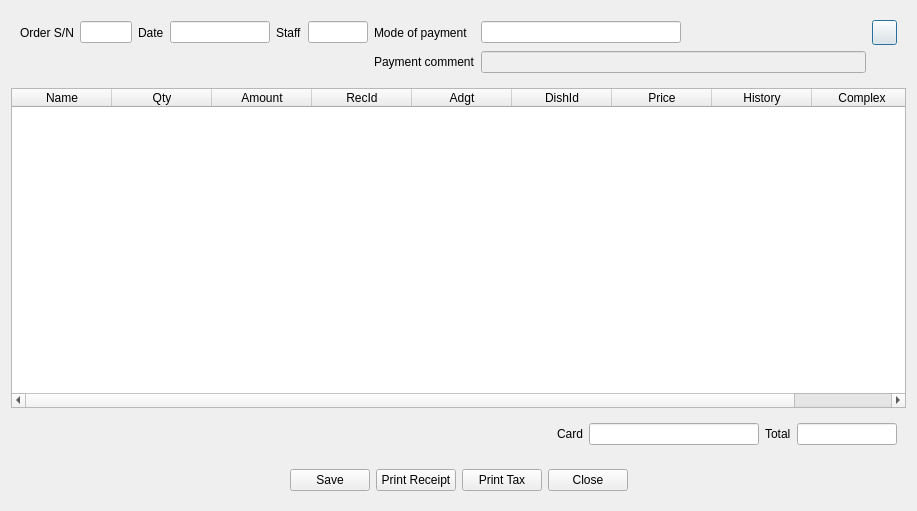
The window that Resort/dlggposorderinfo.ui (End1-1/Resort) describes before a commit, drawn with Qt 5.
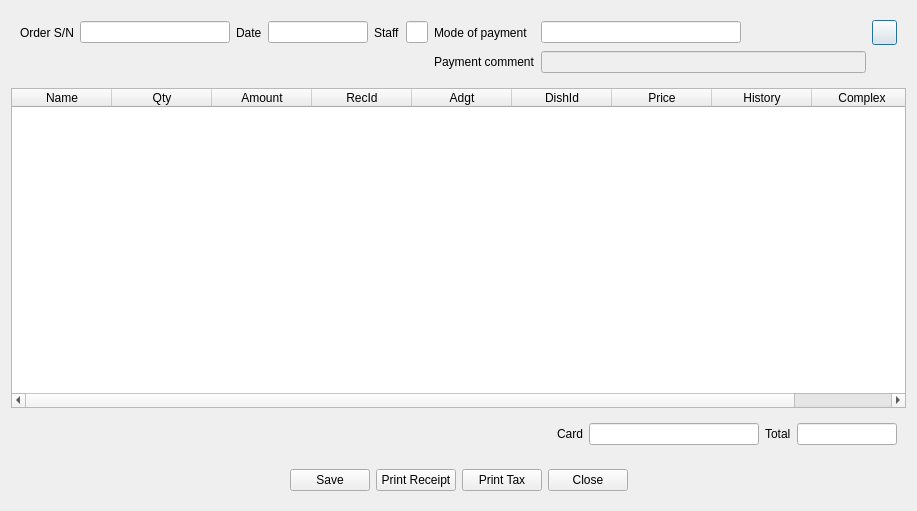
The same window after the commit. Icons and pictures are not drawn. Custom widgets are drawn as their Qt base class.

```diff
--- a/Resort/dlggposorderinfo.ui
+++ b/Resort/dlggposorderinfo.ui
@@ -26,9 +26,15 @@
       </item>
       <item row="0" column="1">
        <widget class="QLineEdit" name="leOrder">
+        <property name="minimumSize">
+         <size>
+          <width>150</width>
+          <height>0</height>
+         </size>
+        </property>
         <property name="maximumSize">
          <size>
-          <width>100</width>
+          <width>150</width>
           <height>16777215</height>
          </size>
         </property>
```
